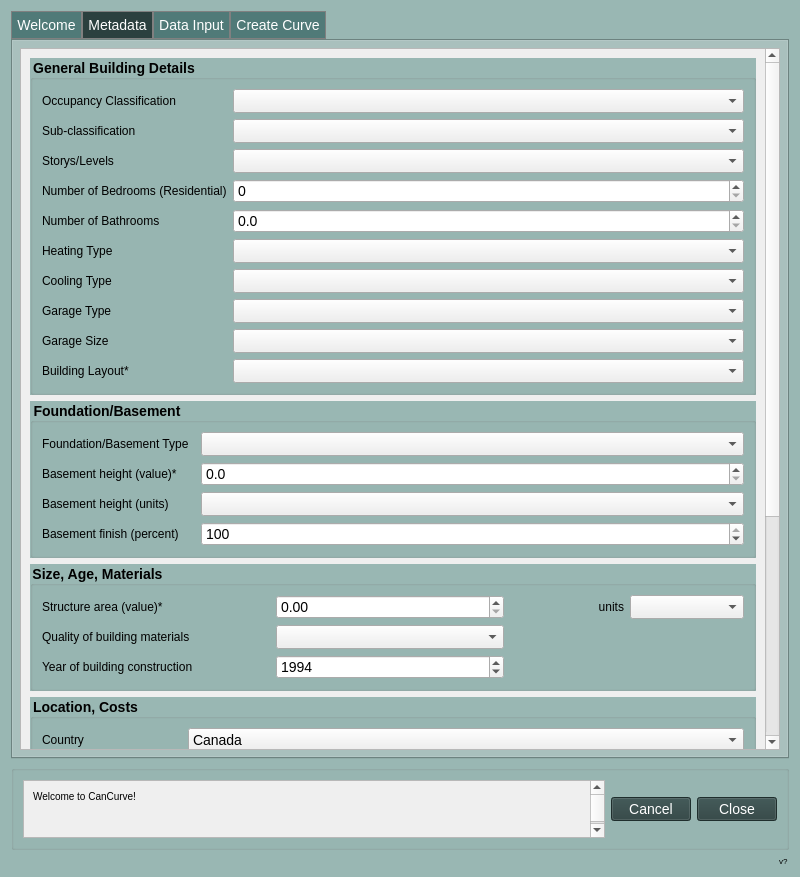
First picture: the form in cancurve/bldgs/cc_bldgs_dialog.ui, repository NRCan/CanCurve, before the edit.
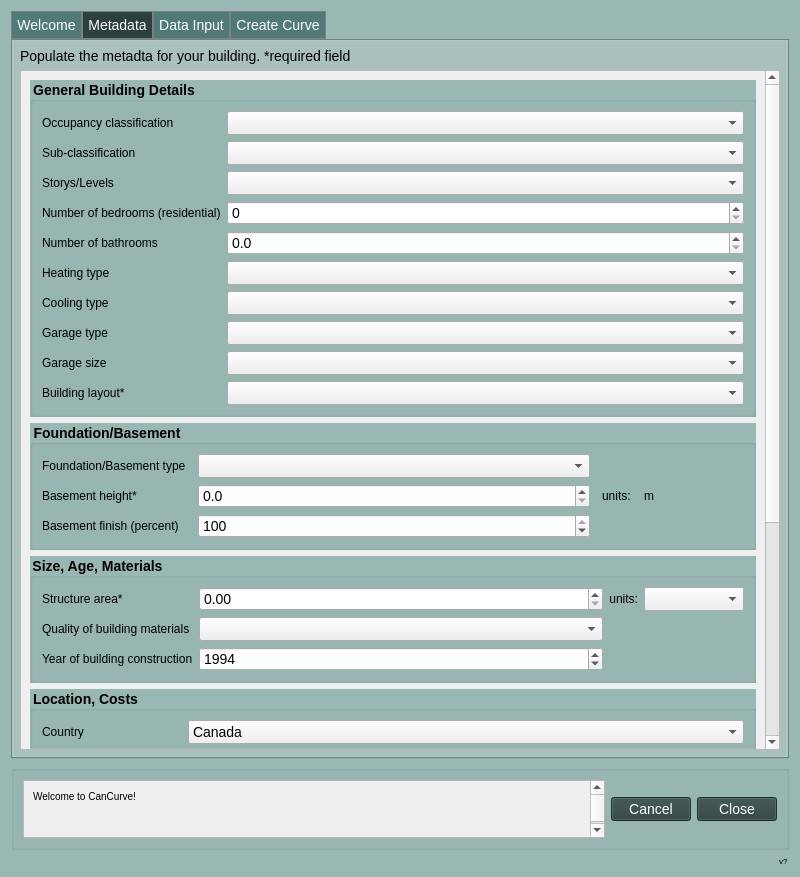
Second picture: the form after the edit. The open tabs and pages were chosen to show the change. Icons and pictures are not drawn. Custom widgets are drawn as their Qt base class.

Commit message:
24 functionrole of exposure units by drf (#26)
* separate depths table for mrb

* update mrb

* add depths column name joining

* exposure unit harmonization working on backend

* fix ui test parameter handling

* add exposure units to plots

* fix labels

What changed in the file:
```diff
--- a/cancurve/bldgs/cc_bldgs_dialog.ui
+++ b/cancurve/bldgs/cc_bldgs_dialog.ui
@@ -7,7 +7,7 @@
     <x>0</x>
     <y>0</y>
     <width>800</width>
-    <height>819</height>
+    <height>848</height>
    </rect>
   </property>
   <property name="palette">
@@ -263,6 +263,13 @@
        <string>Metadata</string>
       </attribute>
       <layout class="QVBoxLayout" name="verticalLayout_7">
+       <item>
+        <widget class="QLabel" name="label_13">
+         <property name="text">
+          <string>Populate the metadta for your building. *required field</string>
+         </property>
+        </widget>
+       </item>
        <item>
         <widget class="QScrollArea" name="scrollArea">
          <property name="palette">
@@ -279,9 +286,9 @@
           <property name="geometry">
            <rect>
             <x>0</x>
-            <y>0</y>
+            <y>-298</y>
             <width>745</width>
-            <height>976</height>
+            <height>947</height>
            </rect>
           </property>
           <property name="styleSheet">
@@ -323,7 +330,7 @@
                    </font>
                   </property>
                   <property name="text">
-                   <string>Occupancy Classification</string>
+                   <string>Occupancy classification</string>
                   </property>
                   <property name="textFormat">
                    <enum>Qt::PlainText</enum>
@@ -359,7 +366,7 @@
                 <item row="3" column="0">
                  <widget class="QLabel" name="BedroomCount">
                   <property name="text">
-                   <string>Number of Bedrooms (Residential)</string>
+                   <string>Number of bedrooms (residential)</string>
                   </property>
                  </widget>
                 </item>
@@ -369,7 +376,7 @@
                 <item row="4" column="0">
                  <widget class="QLabel" name="BathroomCount">
                   <property name="text">
-                   <string>Number of Bathrooms</string>
+                   <string>Number of bathrooms</string>
                   </property>
                  </widget>
                 </item>
@@ -383,7 +390,7 @@
                 <item row="5" column="0">
                  <widget class="QLabel" name="heatingTypeLabel">
                   <property name="text">
-                   <string>Heating Type</string>
+                   <string>Heating type</string>
                   </property>
                  </widget>
                 </item>
@@ -393,7 +400,7 @@
                 <item row="6" column="0">
                  <widget class="QLabel" name="coolingTypeLabel">
                   <property name="text">
-                   <string>Cooling Type</string>
+                   <string>Cooling type</string>
                   </property>
                  </widget>
                 </item>
@@ -403,7 +410,7 @@
                 <item row="7" column="0">
                  <widget class="QLabel" name="garageTypeLabel">
                   <property name="text">
-                   <string>Garage Type</string>
+                   <string>Garage type</string>
                   </property>
                  </widget>
                 </item>
@@ -413,7 +420,7 @@
                 <item row="8" column="0">
                  <widget class="QLabel" name="garageSizeLabel">
                   <property name="text">
-                   <string>Garage Size</string>
+                   <string>Garage size</string>
                   </property>
                  </widget>
                 </item>
@@ -423,7 +430,7 @@
                 <item row="9" column="0">
                  <widget class="QLabel" name="buildingLayoutLabel">
                   <property name="text">
-                   <string>Building Layout*</string>
+                   <string>Building layout*</string>
                   </property>
                  </widget>
                 </item>
@@ -455,24 +462,59 @@
              </property>
              <layout class="QVBoxLayout" name="verticalLayout_17">
               <item>
-               <layout class="QFormLayout" name="formLayout_t02_02a">
+               <layout class="QGridLayout" name="gridLayout_t02_02a">
                 <property name="horizontalSpacing">
                  <number>12</number>
                 </property>
+                <item row="1" column="2">
+                 <widget class="QLabel" name="label_11">
+                  <property name="sizePolicy">
+                   <sizepolicy hsizetype="Fixed" vsizetype="Preferred">
+                    <horstretch>0</horstretch>
+                    <verstretch>0</verstretch>
+                   </sizepolicy>
+                  </property>
+                  <property name="minimumSize">
+                   <size>
+                    <width>30</width>
+                    <height>0</height>
+                   </size>
+                  </property>
+                  <property name="text">
+                   <string>units:</string>
+                  </property>
+                 </widget>
+                </item>
+                <item row="2" column="1">
+                 <widget class="QDoubleSpinBox" name="basementFinish_DoubleSpinBox">
+                  <property name="decimals">
+                   <number>0</number>
+                  </property>
+                  <property name="maximum">
+                   <double>100.000000000000000</double>
+                  </property>
+                  <property name="value">
+                   <double>100.000000000000000</double>
+                  </property>
+                 </widget>
+                </item>
                 <item row="0" column="0">
                  <widget class="QLabel" name="foundationBasementTypeLabel">
+                  <property name="sizePolicy">
+                   <sizepolicy hsizetype="Fixed" vsizetype="Preferred">
+                    <horstretch>0</horstretch>
+                    <verstretch>0</verstretch>
+                   </sizepolicy>
+                  </property>
                   <property name="text">
-                   <string>Foundation/Basement Type</string>
+                   <string>Foundation/Basement type</string>
                   </property>
                  </widget>
                 </item>
-                <item row="0" column="1">
-                 <widget class="QComboBox" name="foundationType_ComboBox"/>
-                </item>
                 <item row="1" column="0">
                  <widget class="QLabel" name="basementHeightLabel_2">
                   <property name="text">
-                   <string>Basement height (value)*</string>
+                   <string>Basement height*</string>
                   </property>
                  </widget>
                 </item>
@@ -484,32 +526,37 @@
                  </widget>
                 </item>
                 <item row="2" column="0">
-                 <widget class="QLabel" name="basementHeightUnitsLabel">
-                  <property name="text">
-                   <string>Basement height (units)</string>
-                  </property>
-                 </widget>
-                </item>
-                <item row="2" column="1">
-                 <widget class="QComboBox" name="basementHeightUnits_ComboBox"/>
-                </item>
-                <item row="3" column="0">
                  <widget class="QLabel" name="basementFinishLabel">
                   <property name="text">
                    <string>Basement finish (percent)</string>
                   </property>
                  </widget>
                 </item>
-                <item row="3" column="1">
-                 <widget class="QDoubleSpinBox" name="basementFinish_DoubleSpinBox">
-                  <property name="decimals">
-                   <number>0</number>
+                <item row="0" column="1">
+                 <widget class="QComboBox" name="foundationType_ComboBox"/>
+                </item>
+                <item row="1" column="3">
+                 <widget class="QLabel" name="basementHeightUnits_label">
+                  <property name="sizePolicy">
+                   <sizepolicy hsizetype="Fixed" vsizetype="Preferred">
+                    <horstretch>0</horstretch>
+                    <verstretch>0</verstretch>
+                   </sizepolicy>
                   </property>
-                  <property name="maximum">
-                   <double>100.000000000000000</double>
+                  <property name="minimumSize">
+                   <size>
+                    <width>100</width>
+                    <height>0</height>
+                   </size>
                   </property>
-                  <property name="value">
-                   <double>100.000000000000000</double>
+                  <property name="toolTip">
+                   <string>units for basement height. Select the units on the 'Data Input' tab using the 'exposure units' field.</string>
+                  </property>
+                  <property name="statusTip">
+                   <string/>
+                  </property>
+                  <property name="text">
+                   <string>m</string>
                   </property>
                  </widget>
                 </item>
@@ -560,11 +607,17 @@
                 </item>
                 <item row="0" column="0">
                  <widget class="QLabel" name="sizeOrAreaValueLabel">
+                  <property name="sizePolicy">
+                   <sizepolicy hsizetype="Fixed" vsizetype="Preferred">
+                    <horstretch>0</horstretch>
+                    <verstretch>0</verstretch>
+                   </sizepolicy>
+                  </property>
                   <property name="toolTip">
                    <string>This value is used when 'RCV/Area' is selected to scale the replacement costs (e.g., to footprint area)</string>
                   </property>
                   <property name="text">
-                   <string>Structure area (value)*</string>
+                   <string>Structure area*</string>
                   </property>
                  </widget>
                 </item>
@@ -584,8 +637,14 @@
                 </item>
                 <item row="0" column="2">
                  <widget class="QLabel" name="sizeOrAreaUnitsLabel">
+                  <property name="sizePolicy">
+                   <sizepolicy hsizetype="Fixed" vsizetype="Preferred">
+                    <horstretch>0</horstretch>
+                    <verstretch>0</verstretch>
+                   </sizepolicy>
+                  </property>
                   <property name="text">
-                   <string>units</string>
+                   <string>units:</string>
                   </property>
                   <property name="alignment">
                    <set>Qt::AlignRight|Qt::AlignTrailing|Qt::AlignVCenter</set>
@@ -593,7 +652,20 @@
                  </widget>
                 </item>
                 <item row="0" column="3">
-                 <widget class="QComboBox" name="sizeOrAreaUnits_ComboBox"/>
+                 <widget class="QComboBox" name="sizeOrAreaUnits_ComboBox">
+                  <property name="sizePolicy">
+                   <sizepolicy hsizetype="Fixed" vsizetype="Fixed">
+                    <horstretch>0</horstretch>
+                    <verstretch>0</verstretch>
+                   </sizepolicy>
+                  </property>
+                  <property name="minimumSize">
+                   <size>
+                    <width>100</width>
+                    <height>0</height>
+                   </size>
+                  </property>
+                 </widget>
                 </item>
                </layout>
               </item>
```
Left out of the diff: 29 changed lines with no effect on the pictures. The commit also changes 20 other files.
